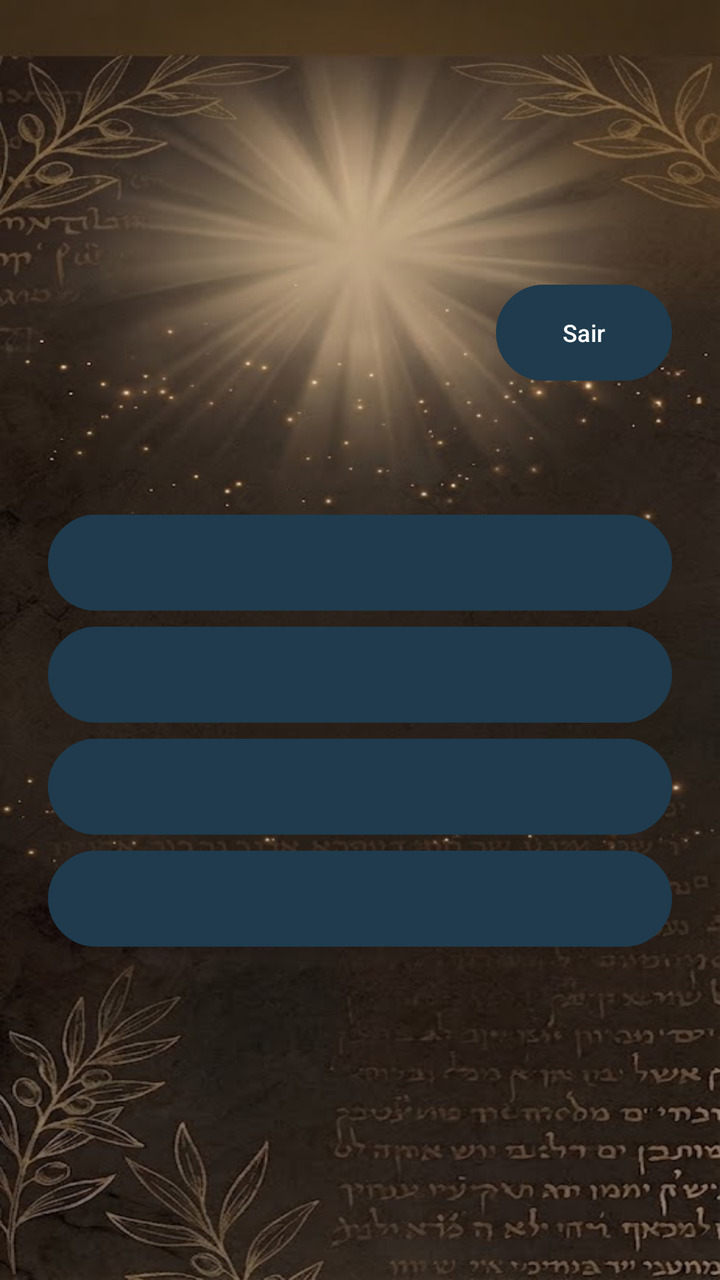
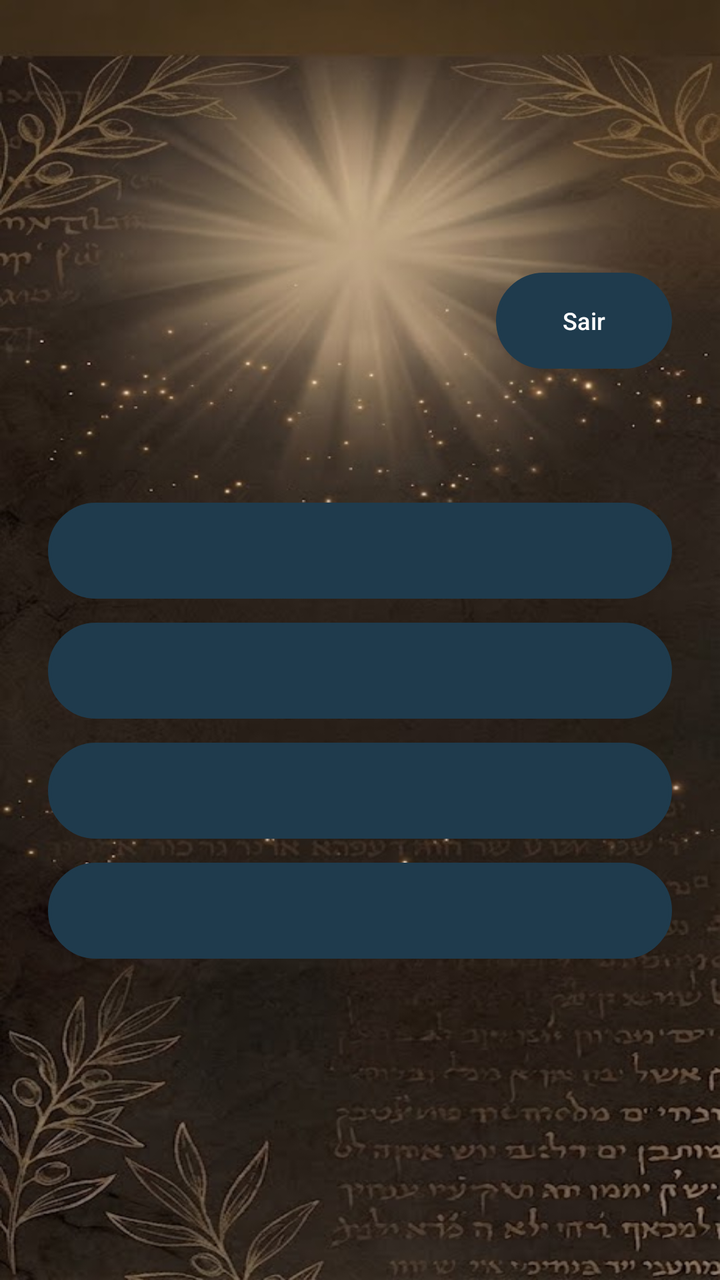

Before-and-after screenshots of an Android layout around one commit, followed by the original layout XML and the change that was made.
<!-- AndroidManifest.xml: application theme Theme.QuizBiblico -->
<!-- res/layout/activity_jogo.xml -->
<?xml version="1.0" encoding="utf-8"?>
<ScrollView xmlns:android="http://schemas.android.com/apk/res/android"
    xmlns:tools="http://schemas.android.com/tools"
    android:layout_width="match_parent"
    android:layout_height="match_parent"
    android:fillViewport="true">

    <LinearLayout
        android:layout_width="match_parent"
        android:layout_height="match_parent"
        android:orientation="vertical"
        android:gravity="center_vertical"
        android:padding="24dp"
        tools:ignore="ScrollViewSize">

        <LinearLayout
            android:layout_width="match_parent"
            android:layout_height="wrap_content"
            android:orientation="horizontal"
            android:gravity="center_vertical"
            android:layout_marginBottom="16dp">

            <TextView
                android:id="@+id/textoProgresso"
                android:layout_width="0dp"
                android:layout_height="wrap_content"
                android:layout_weight="1"
                android:textSize="14sp"
                android:textColor="#FFF0E2C4" />

            <Button
                android:id="@+id/botaoSairJogo"
                android:layout_width="wrap_content"
                android:layout_height="wrap_content"
                android:text="Sair"
                android:textSize="12sp"
                android:paddingLeft="16dp"
                android:paddingRight="16dp"
                android:background="@drawable/bg_alternativa"
                android:textColor="#FFFFFF" />

        </LinearLayout>

        <TextView
            android:id="@+id/textoPergunta"
            android:layout_width="match_parent"
            android:layout_height="wrap_content"
            android:textSize="20sp"
            android:textColor="#FFF0E2C4"
            android:layout_marginBottom="24dp" />

        <Button
            android:id="@+id/botaoA"
            android:layout_width="match_parent"
            android:layout_height="wrap_content"
            android:background="@drawable/bg_alternativa"
            android:textColor="#FF2B1E0E"
            android:layout_marginBottom="8dp" />

        <Button
            android:id="@+id/botaoB"
            android:layout_width="match_parent"
            android:layout_height="wrap_content"
            android:background="@drawable/bg_alternativa"
            android:textColor="#FF2B1E0E"
            android:layout_marginBottom="8dp" />

        <Button
            android:id="@+id/botaoC"
            android:layout_width="match_parent"
            android:layout_height="wrap_content"
            android:background="@drawable/bg_alternativa"
            android:textColor="#FF2B1E0E"
            android:layout_marginBottom="8dp" />

        <Button
            android:id="@+id/botaoD"
            android:layout_width="match_parent"
            android:layout_height="wrap_content"
            android:background="@drawable/bg_alternativa"
            android:textColor="#FF2B1E0E"
            android:layout_marginBottom="24dp" />
        <TextView
            android:id="@+id/textoReferencia"
            android:layout_width="match_parent"
            android:layout_height="wrap_content"
            android:textSize="14sp"
            android:textStyle="italic"
            android:textColor="#FFCBB37A"
            android:gravity="center"
            android:layout_marginBottom="16dp"
            android:visibility="gone" />

        <Button
            android:id="@+id/botaoProxima"
            android:layout_width="match_parent"
            android:layout_height="wrap_content"
            android:text="Próxima"
            android:background="@drawable/bg_alternativa"
            android:textColor="#FFFFFF"
            android:visibility="gone" />

    </LinearLayout>
</ScrollView>
<!-- resources referenced by this layout -->
<resources>
  <!-- drawable bg_alternativa (drawable) -->
  <?xml version="1.0" encoding="utf-8"?>
  <shape xmlns:android="http://schemas.android.com/apk/res/android"
      android:shape="rectangle">
  
      <solid android:color="#FFF0E2C4" />
      <corners android:radius="28dp" />
      <stroke
          android:width="1.5dp"
          android:color="@color/qb_dourado" />
      <padding
          android:left="20dp"  android:right="20dp"
          android:top="16dp"   android:bottom="16dp" />
  
  </shape>
  <style name="Theme.QuizBiblico" parent="Base.Theme.QuizBiblico" />
  <color name="qb_dourado">#D4AF37</color>
  <style name="Base.Theme.QuizBiblico" parent="Theme.Material3.DayNight.NoActionBar">
          <item name="android:windowBackground">@drawable/bg_pergaminho_janela</item>
          <item name="colorPrimary">@color/qb_azul_botao</item>
          <item name="materialAlertDialogTheme">@style/ThemeOverlay.QuizBiblico.Dialogo</item>
          <item name="android:textColorPrimary">@color/qb_texto_claro</item>
          <item name="android:textColorSecondary">@color/qb_texto_claro</item>
      </style>
  <!-- drawable bg_pergaminho_janela (drawable) -->
  <?xml version="1.0" encoding="utf-8"?>
  <bitmap xmlns:android="http://schemas.android.com/apk/res/android"
      android:src="@drawable/bg_pergaminho"
      android:gravity="fill" />
  <color name="qb_azul_botao">#1F3B4D</color>
  <style name="ThemeOverlay.QuizBiblico.Dialogo" parent="ThemeOverlay.Material3.MaterialAlertDialog">
          <item name="colorSurface">@color/qb_fundo_dialogo</item>
          <item name="colorOnSurface">@color/qb_texto_claro</item>
          <item name="colorOnSurfaceVariant">@color/qb_texto_claro</item>
          <item name="buttonBarPositiveButtonStyle">@style/Widget.QuizBiblico.BotaoDialogo</item>
          <item name="buttonBarNegativeButtonStyle">@style/Widget.QuizBiblico.BotaoDialogo</item>
      </style>
  <color name="qb_texto_claro">#EFE0CA</color>
  <!-- drawable bg_pergaminho: png bitmap (drawable-nodpi, 498894 bytes) -->
  <color name="qb_fundo_dialogo">#2A2018</color>
  <style name="Widget.QuizBiblico.BotaoDialogo" parent="Widget.Material3.Button.TextButton.Dialog">
          <item name="android:textColor">@color/qb_branco</item>
          <item name="android:textStyle">bold</item>
          <item name="android:textSize">15sp</item>
      </style>
  <color name="qb_branco">#FFFFFF</color>
</resources>

<!-- the commit's change to res/layout/activity_jogo.xml (unified diff, before → after) -->
@@ -55,7 +55,7 @@
             android:layout_height="wrap_content"
             android:background="@drawable/bg_alternativa"
             android:textColor="#FF2B1E0E"
-            android:layout_marginBottom="8dp" />
+            android:layout_marginBottom="12dp" />
 
         <Button
             android:id="@+id/botaoB"
@@ -63,7 +63,7 @@
             android:layout_height="wrap_content"
             android:background="@drawable/bg_alternativa"
             android:textColor="#FF2B1E0E"
-            android:layout_marginBottom="8dp" />
+            android:layout_marginBottom="12dp" />
 
         <Button
             android:id="@+id/botaoC"
@@ -71,7 +71,7 @@
             android:layout_height="wrap_content"
             android:background="@drawable/bg_alternativa"
             android:textColor="#FF2B1E0E"
-            android:layout_marginBottom="8dp" />
+            android:layout_marginBottom="12dp" />
 
         <Button
             android:id="@+id/botaoD"
